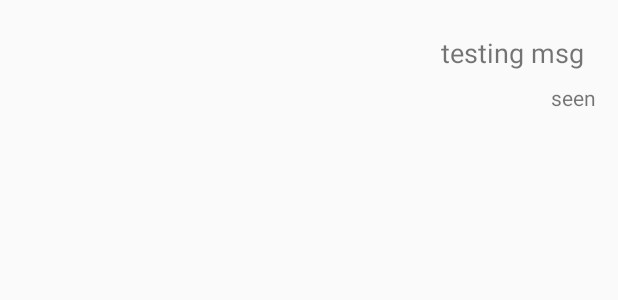
After one commit to matsuokanao/MessengerApp, an Android app: the layout message_item_right.xml on its own in the app's theme, with its tools: preview values and no code run, on a phone screen of 412 x 824 dp. The commit adds this screen. Shown: the top 300 px of the screen. Run offline under Robolectric (Android 15) with nearby library versions, the phone set to English and light mode, and no system bars.

Commit message:
tyatto 画面実装

```diff
--- /dev/null
+++ b/app/src/main/res/layout/message_item_right.xml
@@ -0,0 +1,60 @@
+<?xml version="1.0" encoding="utf-8"?>
+<RelativeLayout xmlns:android="http://schemas.android.com/apk/res/android"
+    android:layout_width="match_parent"
+    android:layout_height="wrap_content"
+    android:padding="9dp"
+    android:layout_margin="5dp">
+
+  <RelativeLayout
+      android:layout_width="300dp"
+      android:layout_height="wrap_content"
+      android:layout_alignParentEnd="true"
+      android:layout_alignParentRight="true"
+      >
+
+      <de.hdodenhof.circleimageview.CircleImageView
+          android:id="@+id/profile_image"
+          android:layout_width="40dp"
+          android:layout_height="40dp"
+          android:src="@drawable/profile"
+          android:visibility="gone"
+          >
+
+      </de.hdodenhof.circleimageview.CircleImageView>
+
+      <TextView
+          android:id="@+id/show_text_message"
+          android:layout_width="wrap_content"
+          android:layout_height="wrap_content"
+          android:layout_alignParentEnd="true"
+          android:layout_alignParentRight="true"
+          android:text="testing msg"
+          android:textSize="18sp"
+          android:padding="8dp"
+          >
+      </TextView>
+
+      <ImageView
+          android:id="@+id/right_image_view"
+          android:layout_width="100dp"
+          android:layout_height="100dp"
+          android:layout_alignParentEnd="true"
+          android:layout_alignParentRight="true"
+          >
+      </ImageView>
+
+      <TextView
+          android:id="@+id/text_seen"
+          android:layout_width="wrap_content"
+          android:layout_height="wrap_content"
+          android:layout_alignParentEnd="true"
+          android:layout_alignParentRight="true"
+          android:text="seen"
+          android:layout_below="@+id/show_text_message"
+          >
+      </TextView>
+
+  </RelativeLayout>
+
+
+</RelativeLayout>
```
Also changed, not shown: app/src/main/java/com/example/messengerapp/AdapterClasses/ChatsAdapter.kt (added, +149 -0 lines), app/src/main/java/com/example/messengerapp/MessageChatActivity.kt (+47 -4 lines), app/src/main/java/com/example/messengerapp/ModelClasses/Chat.kt (added, +79 -0 lines), app/src/main/java/com/example/messengerapp/ModelClasses/Chatlist.kt (added, +22 -0 lines), app/src/main/res/layout/message_item_left.xml (added, +51 -0 lines), app/src/main/res/drawable-v24/abstract1.png (added), app/src/main/res/drawable-v24/abstract2.png (added).
